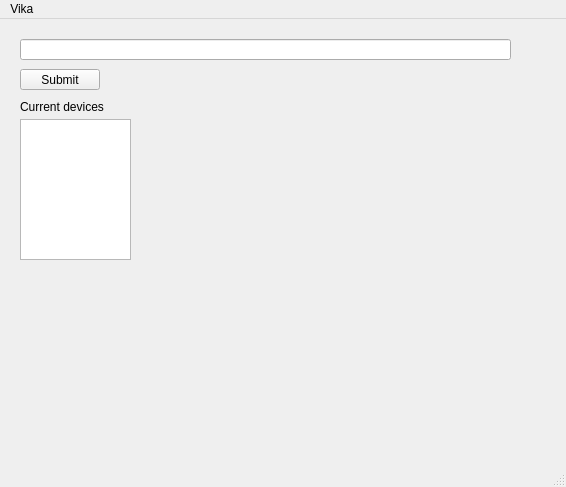
First picture: the form in mainwindow.ui, repository Eaglenait/QtVika, before the edit.
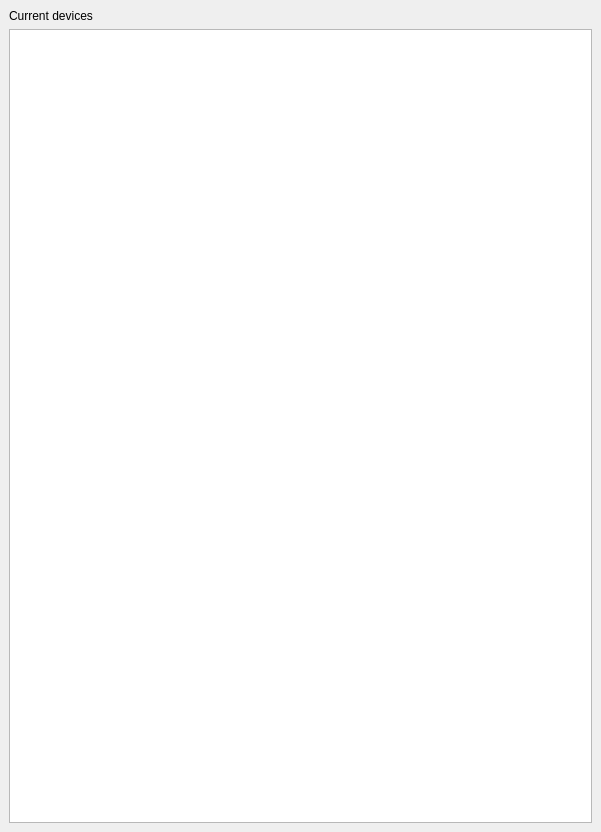
Second picture: the form after the edit.

Diff of the .ui file:
```diff
--- a/mainwindow.ui
+++ b/mainwindow.ui
@@ -2,82 +2,96 @@
 <ui version="4.0">
  <class>MainWindow</class>
  <widget class="QMainWindow" name="MainWindow">
+  <property name="enabled">
+   <bool>true</bool>
+  </property>
   <property name="geometry">
    <rect>
     <x>0</x>
     <y>0</y>
-    <width>566</width>
-    <height>487</height>
+    <width>601</width>
+    <height>832</height>
    </rect>
   </property>
+  <property name="sizePolicy">
+   <sizepolicy hsizetype="Preferred" vsizetype="Preferred">
+    <horstretch>0</horstretch>
+    <verstretch>0</verstretch>
+   </sizepolicy>
+  </property>
   <property name="windowTitle">
    <string>MainWindow</string>
   </property>
   <widget class="QWidget" name="centralwidget">
-   <widget class="QListWidget" name="lst_devices">
-    <property name="geometry">
-     <rect>
-      <x>20</x>
-      <y>100</y>
-      <width>111</width>
-      <height>141</height>
-     </rect>
-    </property>
-   </widget>
-   <widget class="QLabel" name="lbl_currentDevice">
-    <property name="geometry">
-     <rect>
-      <x>20</x>
-      <y>80</y>
-      <width>101</width>
-      <height>16</height>
-     </rect>
-    </property>
-    <property name="text">
-     <string>Current devices</string>
-    </property>
-   </widget>
-   <widget class="QPushButton" name="btn_syntax">
-    <property name="geometry">
-     <rect>
-      <x>20</x>
-      <y>50</y>
-      <width>80</width>
-      <height>21</height>
-     </rect>
-    </property>
-    <property name="text">
-     <string>Submit</string>
-    </property>
-   </widget>
-   <widget class="QLineEdit" name="syntax">
-    <property name="geometry">
-     <rect>
-      <x>20</x>
-      <y>20</y>
-      <width>491</width>
-      <height>21</height>
-     </rect>
-    </property>
-   </widget>
-  </widget>
-  <widget class="QMenuBar" name="menubar">
-   <property name="geometry">
-    <rect>
-     <x>0</x>
-     <y>0</y>
-     <width>566</width>
-     <height>20</height>
-    </rect>
+   <property name="sizePolicy">
+    <sizepolicy hsizetype="Preferred" vsizetype="Preferred">
+     <horstretch>0</horstretch>
+     <verstretch>0</verstretch>
+    </sizepolicy>
    </property>
-   <widget class="QMenu" name="menuVika">
-    <property name="title">
-     <string>Vika </string>
-    </property>
-   </widget>
-   <addaction name="menuVika"/>
+   <property name="layoutDirection">
+    <enum>Qt::LeftToRight</enum>
+   </property>
+   <layout class="QGridLayout" name="gridLayout">
+    <item row="0" column="0">
+     <layout class="QGridLayout" name="MainLayout">
+      <property name="sizeConstraint">
+       <enum>QLayout::SetMaximumSize</enum>
+      </property>
+      <item row="1" column="0">
+       <widget class="QListWidget" name="lst_devices">
+        <property name="sizePolicy">
+         <sizepolicy hsizetype="Expanding" vsizetype="Expanding">
+          <horstretch>0</horstretch>
+          <verstretch>0</verstretch>
+         </sizepolicy>
+        </property>
+        <property name="minimumSize">
+         <size>
+          <width>409</width>
+          <height>0</height>
+         </size>
+        </property>
+        <property name="autoFillBackground">
+         <bool>true</bool>
+        </property>
+        <property name="frameShape">
+         <enum>QFrame::StyledPanel</enum>
+        </property>
+        <property name="sizeAdjustPolicy">
+         <enum>QAbstractScrollArea::AdjustToContents</enum>
+        </property>
+        <property name="alternatingRowColors">
+         <bool>true</bool>
+        </property>
+        <property name="resizeMode">
+         <enum>QListView::Adjust</enum>
+        </property>
+       </widget>
+      </item>
+      <item row="0" column="0">
+       <widget class="QLabel" name="lbl_currentDevice">
+        <property name="sizePolicy">
+         <sizepolicy hsizetype="Minimum" vsizetype="Minimum">
+          <horstretch>0</horstretch>
+          <verstretch>0</verstretch>
+         </sizepolicy>
+        </property>
+        <property name="minimumSize">
+         <size>
+          <width>409</width>
+          <height>0</height>
+         </size>
+        </property>
+        <property name="text">
+         <string>Current devices</string>
+        </property>
+       </widget>
+      </item>
+     </layout>
+    </item>
+   </layout>
   </widget>
-  <widget class="QStatusBar" name="statusbar"/>
  </widget>
  <resources/>
  <connections/>
```
